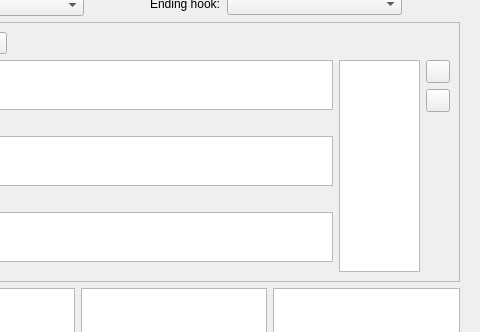
Before: the Qt Designer form ui/scene_editor.ui in zkovari/plotlyst, drawn with Qt 5; both pictures show x 324 to 804 and y 182 to 514 of the 804 by 678 pixel window.
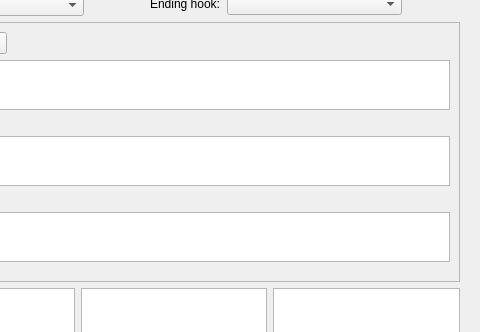
After: the same form once the commit is applied. Custom widgets are drawn as their Qt base class.

The edit to the form file:
```diff
--- a/ui/scene_editor.ui
+++ b/ui/scene_editor.ui
@@ -745,40 +745,6 @@
                </item>
               </layout>
              </item>
-             <item>
-              <widget class="QListWidget" name="lstEvents"/>
-             </item>
-             <item>
-              <layout class="QVBoxLayout" name="verticalLayout_3">
-               <item>
-                <widget class="QToolButton" name="btnAddEvent">
-                 <property name="text">
-                  <string/>
-                 </property>
-                </widget>
-               </item>
-               <item>
-                <widget class="QToolButton" name="btnRemoveEvent">
-                 <property name="text">
-                  <string/>
-                 </property>
-                </widget>
-               </item>
-               <item>
-                <spacer name="verticalSpacer">
-                 <property name="orientation">
-                  <enum>Qt::Vertical</enum>
-                 </property>
-                 <property name="sizeHint" stdset="0">
-                  <size>
-                   <width>20</width>
-                   <height>40</height>
-                  </size>
-                 </property>
-                </spacer>
-               </item>
-              </layout>
-             </item>
             </layout>
            </item>
           </layout>
```
